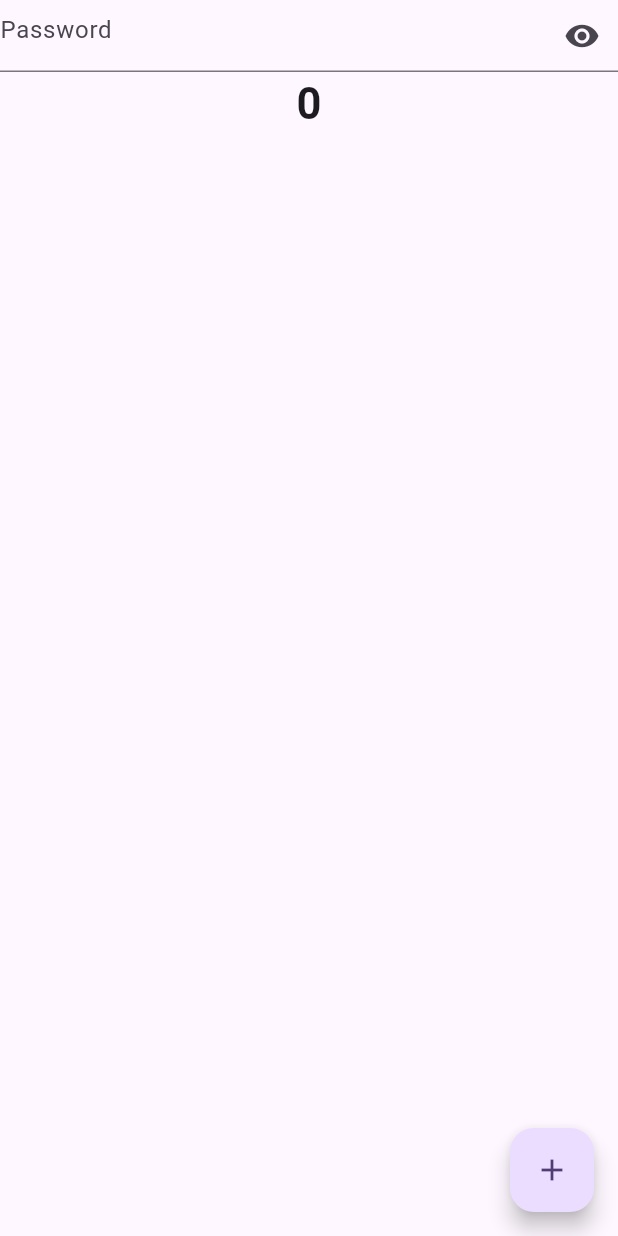
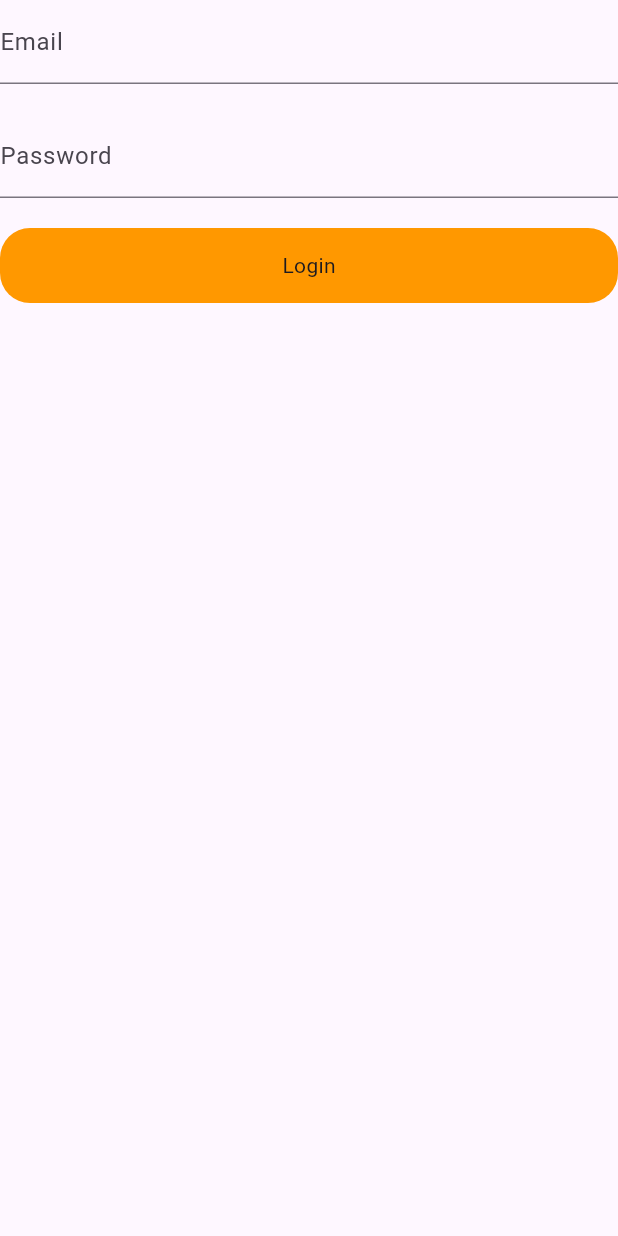
Before and after one commit to Engr-Zain-Ali/e_statemanagement, a Flutter app: the screen it shows after launch, on a phone screen of 412 x 824 dp. Run offline on Flutter 3.47's test engine with Material 2 defaults, Android fonts, the phone set to English and light mode, and no system bars; missing offline and left inert: dart:html.

```diff
--- /dev/null
+++ b/lib/auth_provider.dart
@@ -0,0 +1,27 @@
+import 'dart:convert'; // Add this import for json decoding
+import 'package:flutter/material.dart';
+import 'package:http/http.dart' as http; // Add this import for HTTP requests
+
+class AuthProvider with ChangeNotifier {
+  Future<void> login(String email, String password) async { // Make the function return a Future<void>
+
+    try {
+      http.Response response = await http.post(
+        Uri.parse('https://reqres.in/api/login'),
+        body: {
+          'email': email,
+          'password': password,
+        },
+      );
+
+      if (response.statusCode == 200) {
+        print("Successfully");
+      } else {
+        print("Failed");
+      }
+
+    } catch (e) {
+      print(e.toString());
+    }
+  }
+}
--- /dev/null
+++ b/lib/login.dart
@@ -0,0 +1,43 @@
+import 'package:flutter/material.dart';
+class Login extends StatefulWidget {
+  const Login({super.key});
+
+  @override
+  State<Login> createState() => _LoginState();
+}
+
+class _LoginState extends State<Login> {
+  @override
+  Widget build(BuildContext context) {
+    return Scaffold(
+      body: Column(
+        children: [
+          TextFormField(
+            decoration: InputDecoration(
+              labelText: "Email",
+              hintText: "Enter your Email",
+
+            ),
+          ),
+          SizedBox(height: 20,),
+          TextFormField(
+            decoration: InputDecoration(
+              labelText: "Password",
+              hintText: "Enter your password",
+
+            ),
+          ),
+          SizedBox(height: 20,),
+          Container(
+            height: 50,
+            decoration: BoxDecoration(
+              color:Colors.orange,
+              borderRadius: BorderRadius.circular(20),
+            ),
+            child: Center(child: Text("Login")),
+          ),
+        ],
+      ),
+    );
+  }
+}
--- a/lib/main.dart
+++ b/lib/main.dart
@@ -33,11 +33,13 @@
 //Example 2 of provider use......
 import 'package:e_statemanagement/E_one.dart';
 import 'package:e_statemanagement/E_one_Provider.dart';
+import 'package:e_statemanagement/auth_provider.dart';
 import 'package:e_statemanagement/dark_theme.dart';
 import 'package:e_statemanagement/e_counter.dart';
 import 'package:e_statemanagement/e_statemanagement.dart';
 import 'package:e_statemanagement/example_2.dart';
 import 'package:e_statemanagement/favourit_screen.dart';
+import 'package:e_statemanagement/login.dart';
 import 'package:e_statemanagement/theme_changer.dart';
 import 'package:e_statemanagement/value_notify_listener.dart';
 import 'package:flutter/material.dart';
@@ -61,6 +63,8 @@ class MyApp extends StatelessWidget {
         ChangeNotifierProvider(create: (_)=>CountProvider()),
         ChangeNotifierProvider(create: (_)=>ExampleOneProvider()),
         ChangeNotifierProvider(create: (_)=>ThemeChanger()),
+        ChangeNotifierProvider(create: (_)=>AuthProvider()),
+
       ],
       child:Builder(builder: (BuildContext context){
         final themeChanger=Provider.of<ThemeChanger>(context);
@@ -76,7 +80,7 @@ class MyApp extends StatelessWidget {
           darkTheme: ThemeData(
             brightness: Brightness.dark,
           ),
-          home:NotifyListener(),
+          home:Login(),
 
         );
       }),
--- a/pubspec.yaml
+++ b/pubspec.yaml
@@ -36,6 +36,7 @@ dependencies:
   # Use with the CupertinoIcons class for iOS style icons.
   cupertino_icons: ^1.0.2
   provider: ^6.0.5
+  http:
 
 dev_dependencies:
   flutter_test:
```
Also changed, not shown: pubspec.lock.
